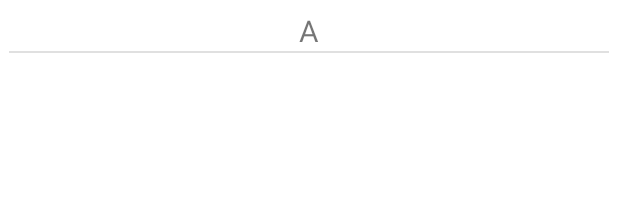
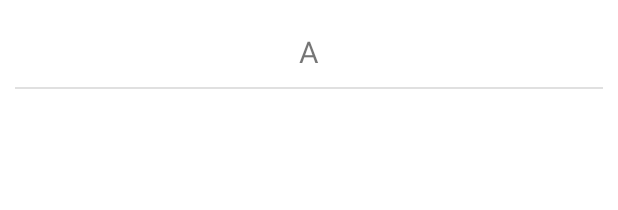
Before and after one commit to gugut-net/20230321-FaiselAli-NYCSchools, an Android app: the layout letter_holder.xml on its own in the app's theme, with its tools: preview values and no code run, on a phone screen of 412 x 824 dp. Shown: the top 210 px of the screen. Run offline under Robolectric (Android 15) with nearby library versions, the phone set to English and light mode, and no system bars.

```diff
--- a/app/src/main/java/com/example/nycschoolsapp/di/SchoolsComponent.kt
+++ b/app/src/main/java/com/example/nycschoolsapp/di/SchoolsComponent.kt
@@ -2,7 +2,7 @@ package com.example.nycschoolsapp.di
 
 import com.example.nycschools.di.RepositoryModule
 import com.example.nycschoolsapp.MainActivity
-import com.example.nycschools.utils.BaseFragment
+import com.example.nycschoolsapp.utils.BaseFragment
 import dagger.Component
 
 /**
--- a/app/src/main/java/com/example/nycschoolsapp/utils/BaseFragment.kt
+++ b/app/src/main/java/com/example/nycschoolsapp/utils/BaseFragment.kt
@@ -1,11 +1,10 @@
-package com.example.nycschools.utils
+package com.example.nycschoolsapp.utils
 
 import android.os.Bundle
 import androidx.fragment.app.Fragment
 import androidx.lifecycle.ViewModelProvider
 import com.example.nycschoolsapp.di.SchoolsApp
 import com.example.nycschoolsapp.viewModel.SchoolsViewModel
-import com.example.nycschoolsapp.utils.SchoolsViewModelFactory
 import javax.inject.Inject
 
 open class BaseFragment : Fragment() {
--- a/app/src/main/java/com/example/nycschoolsapp/utils/ViewType.kt
+++ b/app/src/main/java/com/example/nycschoolsapp/utils/ViewType.kt
@@ -1,10 +1,11 @@
 package com.example.nycschoolsapp.utils
 
+import com.example.nycschoolsapp.model.SchoolInfoResponse
 import com.example.nycschoolsapp.view.adapter.SchoolsDataAdapter
 
 sealed class ViewType{
 
     data class LETTER(val letter: String): ViewType()
-    data class SCHOOLS_DATA(val schoolsData: SchoolsDataAdapter): ViewType()
+    data class SCHOOLS_DATA(val schoolsData: SchoolInfoResponse): ViewType()
 
 }
--- a/app/src/main/java/com/example/nycschoolsapp/view/SchoolDetails.kt
+++ b/app/src/main/java/com/example/nycschoolsapp/view/SchoolDetails.kt
@@ -9,7 +9,7 @@ import android.view.View
 import android.view.ViewGroup
 import com.example.nycschoolsapp.model.SatResultsResponse
 import com.example.nycschoolsapp.model.SchoolInfoResponse
-import com.example.nycschools.utils.BaseFragment
+import com.example.nycschoolsapp.utils.BaseFragment
 import com.example.nycschoolsapp.databinding.FragmentSchoolDetailsBinding
 
 /**
--- a/app/src/main/java/com/example/nycschoolsapp/view/SchoolInformation.kt
+++ b/app/src/main/java/com/example/nycschoolsapp/view/SchoolInformation.kt
@@ -8,7 +8,7 @@ import android.view.ViewGroup
 import androidx.navigation.fragment.findNavController
 import androidx.recyclerview.widget.LinearLayoutManager
 import com.example.nycschoolsapp.model.SchoolInfoResponse
-import com.example.nycschools.utils.BaseFragment
+import com.example.nycschoolsapp.utils.BaseFragment
 import com.example.nycschoolsapp.utils.UIState
 import com.example.nycschoolsapp.view.adapter.SchoolInformationAdapter
 import com.example.nycschoolsapp.R
--- a/app/src/main/res/layout/fragment_school_information.xml
+++ b/app/src/main/res/layout/fragment_school_information.xml
@@ -3,6 +3,7 @@
     xmlns:tools="http://schemas.android.com/tools"
     android:layout_width="match_parent"
     android:layout_height="match_parent"
+    android:padding="10dp"
     tools:context=".view.SchoolInformation">
 
     <androidx.recyclerview.widget.RecyclerView
--- a/app/src/main/res/layout/letter_holder.xml
+++ b/app/src/main/res/layout/letter_holder.xml
@@ -3,16 +3,17 @@
     android:layout_width="match_parent"
     android:layout_height="wrap_content"
     xmlns:app="http://schemas.android.com/apk/res-auto"
-    android:padding="6dp"
+    android:padding="10dp"
     android:layout_marginTop="0.5dp">
 
     <TextView
         android:id="@+id/tv_letter"
-        android:layout_width="0dp"
+        android:layout_width="match_parent"
         android:layout_height="wrap_content"
         android:text="@string/tv_letter"
         android:gravity="center"
         android:textSize="20sp"
+        android:padding="10dp"
         app:layout_constraintStart_toStartOf="parent"
         app:layout_constraintEnd_toEndOf="parent"
         app:layout_constraintTop_toTopOf="parent"/>
--- a/app/src/main/res/layout/schools_data_holder.xml
+++ b/app/src/main/res/layout/schools_data_holder.xml
@@ -2,7 +2,8 @@
 <FrameLayout
     xmlns:android="http://schemas.android.com/apk/res/android"
     android:layout_width="match_parent"
-    android:layout_height="match_parent">
+    android:layout_height="match_parent"
+    android:padding="10dp">
 
     <androidx.recyclerview.widget.RecyclerView
         android:id="@+id/rv_schools_data"
```
Also changed, not shown: app/src/main/java/com/example/nycschoolsapp/view/adapter/SchoolInformationAdapter.kt (+6 -30 lines), app/src/main/java/com/example/nycschoolsapp/viewModel/SchoolsViewModel.kt (+2 -5 lines).
